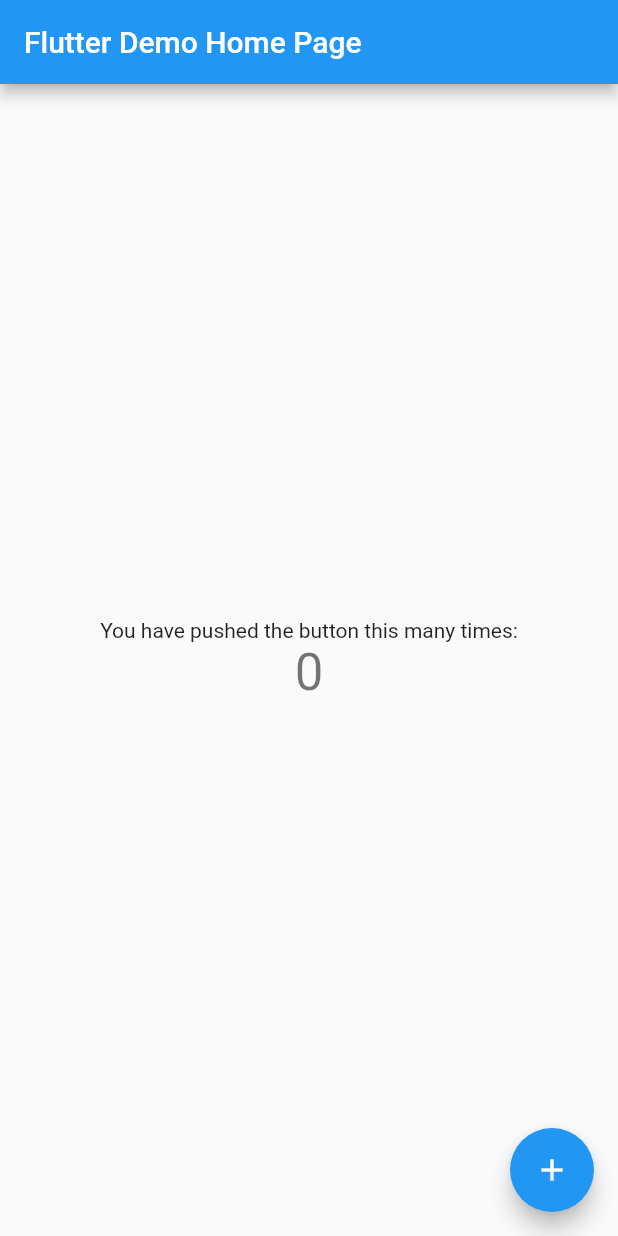
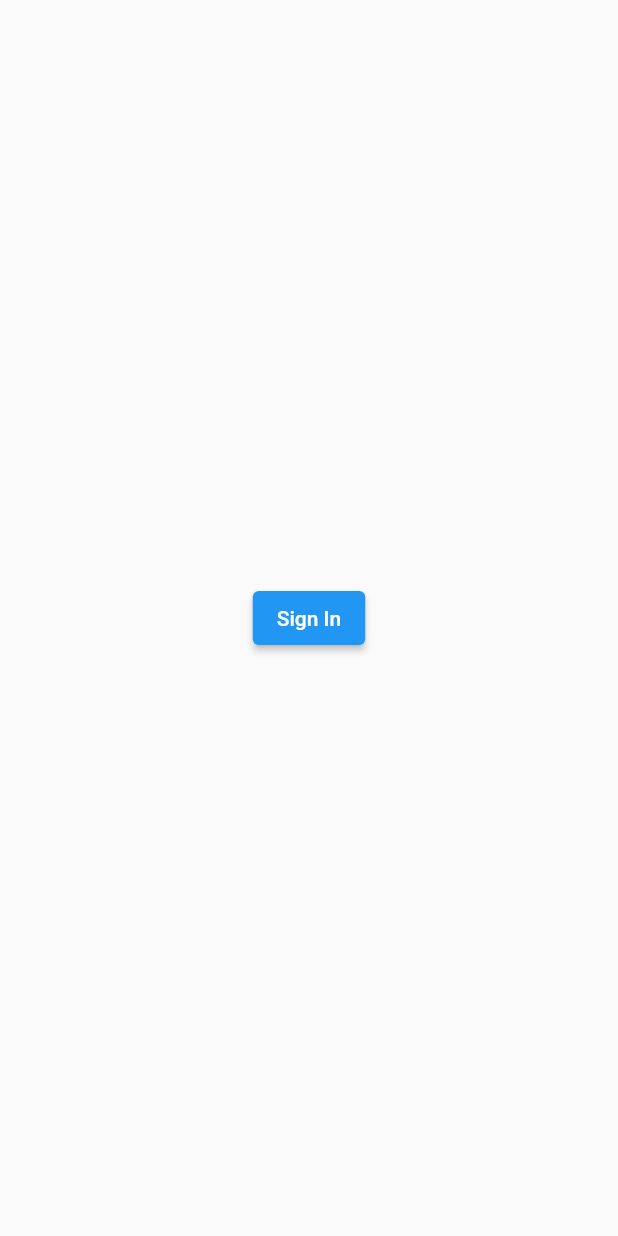
Before and after one commit to shubham53c/TodoAppAssignment, a Flutter app: the screen it shows after launch, on a phone screen of 412 x 824 dp. Run offline on Flutter 3.47's test engine with Material 2 defaults, Android fonts, the phone set to English and light mode, and no system bars; our stand-ins replace firebase_auth, firebase_core; accounts and stored records are empty.

```diff
--- /dev/null
+++ b/lib/core/constants.dart
@@ -0,0 +1,3 @@
+class Constants {
+  static const appName = "ToDo App";
+}
--- a/lib/main.dart
+++ b/lib/main.dart
@@ -1,115 +1,27 @@
+import 'package:firebase_core/firebase_core.dart';
 import 'package:flutter/material.dart';
+import 'package:provider/provider.dart';
+import './core/constants.dart';
+import './provider/data_provider.dart';
+import './screens/login_screen.dart';
 
-void main() {
+void main() async {
+  WidgetsFlutterBinding.ensureInitialized();
+  await Firebase.initializeApp();
   runApp(const MyApp());
 }
 
 class MyApp extends StatelessWidget {
   const MyApp({Key? key}) : super(key: key);
 
-  // This widget is the root of your application.
   @override
   Widget build(BuildContext context) {
-    return MaterialApp(
-      title: 'Flutter Demo',
-      theme: ThemeData(
-        // This is the theme of your application.
-        //
-        // Try running your application with "flutter run". You'll see the
-        // application has a blue toolbar. Then, without quitting the app, try
-        // changing the primarySwatch below to Colors.green and then invoke
-        // "hot reload" (press "r" in the console where you ran "flutter run",
-        // or simply save your changes to "hot reload" in a Flutter IDE).
-        // Notice that the counter didn't reset back to zero; the application
-        // is not restarted.
-        primarySwatch: Colors.blue,
+    return ChangeNotifierProvider.value(
+      value: DataProvider(),
+      child: const MaterialApp(
+        title: Constants.appName,
+        home: LoginScreen(),
       ),
-      home: const MyHomePage(title: 'Flutter Demo Home Page'),
     );
   }
 }
-
-class MyHomePage extends StatefulWidget {
-  const MyHomePage({Key? key, required this.title}) : super(key: key);
-
-  // This widget is the home page of your application. It is stateful, meaning
-  // that it has a State object (defined below) that contains fields that affect
-  // how it looks.
-
-  // This class is the configuration for the state. It holds the values (in this
-  // case the title) provided by the parent (in this case the App widget) and
-  // used by the build method of the State. Fields in a Widget subclass are
-  // always marked "final".
-
-  final String title;
-
-  @override
-  State<MyHomePage> createState() => _MyHomePageState();
-}
-
-class _MyHomePageState extends State<MyHomePage> {
-  int _counter = 0;
-
-  void _incrementCounter() {
-    setState(() {
-      // This call to setState tells the Flutter framework that something has
-      // changed in this State, which causes it to rerun the build method below
-      // so that the display can reflect the updated values. If we changed
-      // _counter without calling setState(), then the build method would not be
-      // called again, and so nothing would appear to happen.
-      _counter++;
-    });
-  }
-
-  @override
-  Widget build(BuildContext context) {
-    // This method is rerun every time setState is called, for instance as done
-    // by the _incrementCounter method above.
-    //
-    // The Flutter framework has been optimized to make rerunning build methods
-    // fast, so that you can just rebuild anything that needs updating rather
-    // than having to individually change instances of widgets.
-    return Scaffold(
-      appBar: AppBar(
-        // Here we take the value from the MyHomePage object that was created by
-        // the App.build method, and use it to set our appbar title.
-        title: Text(widget.title),
-      ),
-      body: Center(
-        // Center is a layout widget. It takes a single child and positions it
-        // in the middle of the parent.
-        child: Column(
-          // Column is also a layout widget. It takes a list of children and
-          // arranges them vertically. By default, it sizes itself to fit its
-          // children horizontally, and tries to be as tall as its parent.
-          //
-          // Invoke "debug painting" (press "p" in the console, choose the
-          // "Toggle Debug Paint" action from the Flutter Inspector in Android
-          // Studio, or the "Toggle Debug Paint" command in Visual Studio Code)
-          // to see the wireframe for each widget.
-          //
-          // Column has various properties to control how it sizes itself and
-          // how it positions its children. Here we use mainAxisAlignment to
-          // center the children vertically; the main axis here is the vertical
-          // axis because Columns are vertical (the cross axis would be
-          // horizontal).
-          mainAxisAlignment: MainAxisAlignment.center,
-          children: <Widget>[
-            const Text(
-              'You have pushed the button this many times:',
-            ),
-            Text(
-              '$_counter',
-              style: Theme.of(context).textTheme.headline4,
-            ),
-          ],
-        ),
-      ),
-      floatingActionButton: FloatingActionButton(
-        onPressed: _incrementCounter,
-        tooltip: 'Increment',
-        child: const Icon(Icons.add),
-      ), // This trailing comma makes auto-formatting nicer for build methods.
-    );
-  }
-}
--- /dev/null
+++ b/lib/provider/data_provider.dart
@@ -0,0 +1,3 @@
+import 'package:flutter/cupertino.dart';
+
+class DataProvider with ChangeNotifier {}
--- /dev/null
+++ b/lib/screens/login_screen.dart
@@ -0,0 +1,61 @@
+import 'package:firebase_auth/firebase_auth.dart';
+import 'package:flutter/material.dart';
+import './after_login_screen.dart';
+
+class LoginScreen extends StatefulWidget {
+  const LoginScreen({Key? key}) : super(key: key);
+
+  @override
+  State<LoginScreen> createState() => _LoginScreenState();
+}
+
+class _LoginScreenState extends State<LoginScreen> {
+  @override
+  void initState() {
+    super.initState();
+    try {
+      FirebaseAuth.instance.authStateChanges().listen((event) {
+        if (event != null) {
+          Navigator.of(context).pushReplacement(
+            MaterialPageRoute(
+              builder: (ctx) => AfterLogin(),
+            ),
+          );
+        } else {
+          print("errew: something went wrong");
+        }
+      });
+    } catch (e) {
+      print("errew: $e");
+    }
+  }
+
+  @override
+  Widget build(BuildContext context) {
+    return Scaffold(
+      body: Center(
+        child: Row(
+          mainAxisAlignment: MainAxisAlignment.spaceEvenly,
+          children: [
+            ElevatedButton(
+              onPressed: () {
+                try {
+                  FirebaseAuth.instance
+                      .signInWithEmailAndPassword(
+                          email: "testuser100@firebase.com",
+                          password: "testuser100")
+                      .catchError((e) {
+                    print("errew: $e");
+                  });
+                } catch (e) {
+                  print("ee: $e");
+                }
+              },
+              child: const Text("Sign In"),
+            ),
+          ],
+        ),
+      ),
+    );
+  }
+}
--- a/pubspec.yaml
+++ b/pubspec.yaml
@@ -29,6 +29,9 @@ environment:
 dependencies:
   flutter:
     sdk: flutter
+  provider: ^6.0.3
+  firebase_auth: ^3.9.0
+  firebase_core: ^1.22.0
 
 
   # The following adds the Cupertino Icons font to your application.
```
Also changed, not shown: lib/screens/after_login_screen.dart (added, +46 -0 lines), pubspec.lock, 4 other files.
